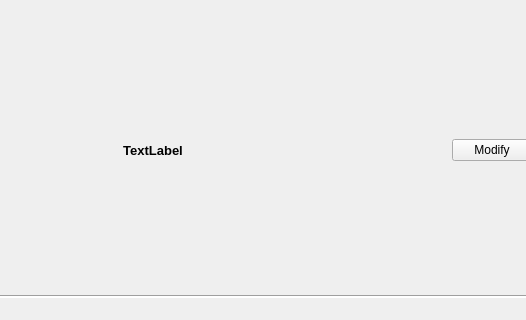
Qt form UI/qt_ui/detail_frame.ui (arnaudframmery/catalog) before a commit; both pictures show x 237 to 763 and y 0 to 320 of the 866 by 437 pixel window.
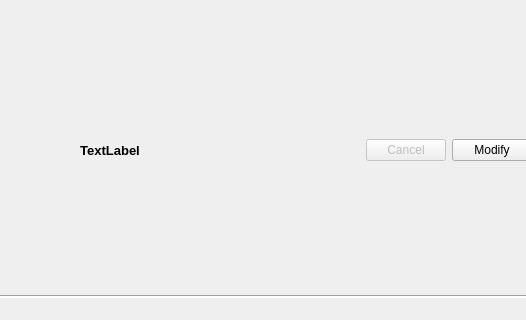
The same form after that commit.

Diff of the .ui file:
```diff
--- a/UI/qt_ui/detail_frame.ui
+++ b/UI/qt_ui/detail_frame.ui
@@ -70,6 +70,37 @@
        </property>
       </widget>
      </item>
+     <item>
+      <widget class="QPushButton" name="cancel_button">
+       <property name="enabled">
+        <bool>false</bool>
+       </property>
+       <property name="sizePolicy">
+        <sizepolicy hsizetype="Fixed" vsizetype="Fixed">
+         <horstretch>0</horstretch>
+         <verstretch>0</verstretch>
+        </sizepolicy>
+       </property>
+       <property name="text">
+        <string>Cancel</string>
+       </property>
+       <property name="checkable">
+        <bool>false</bool>
+       </property>
+       <property name="autoExclusive">
+        <bool>false</bool>
+       </property>
+       <property name="autoDefault">
+        <bool>false</bool>
+       </property>
+       <property name="default">
+        <bool>false</bool>
+       </property>
+       <property name="flat">
+        <bool>false</bool>
+       </property>
+      </widget>
+     </item>
      <item>
       <widget class="QPushButton" name="modify_button">
        <property name="sizePolicy">
```
